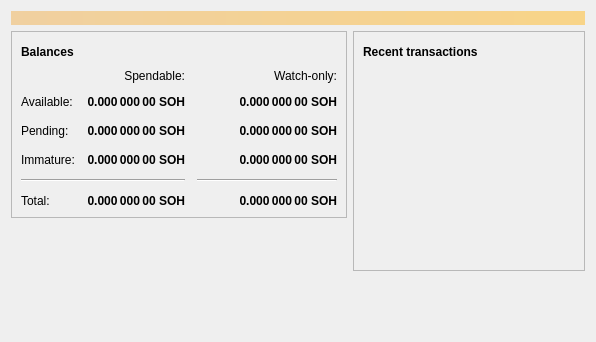
jeffowy/StohnCoinTest0.21, file src/qt/forms/overviewpage.ui: the form before one commit.
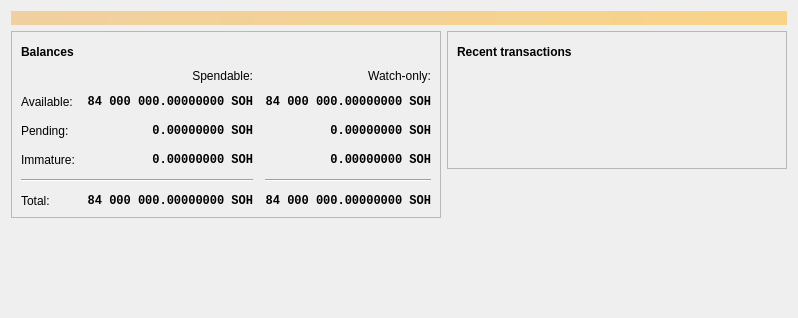
The form after the commit. Icons and pictures are not drawn. Custom widgets are drawn as their Qt base class.

Diff of the .ui file:
```diff
--- a/src/qt/forms/overviewpage.ui
+++ b/src/qt/forms/overviewpage.ui
@@ -6,8 +6,8 @@
    <rect>
     <x>0</x>
     <y>0</y>
-    <width>596</width>
-    <height>342</height>
+    <width>798</width>
+    <height>318</height>
    </rect>
   </property>
   <property name="windowTitle">
@@ -118,6 +118,7 @@
              <widget class="QLabel" name="labelWatchPending">
               <property name="font">
                <font>
+                <family>Monospace</family>
                 <weight>75</weight>
                 <bold>true</bold>
                </font>
@@ -129,7 +130,7 @@
                <string>Unconfirmed transactions to watch-only addresses</string>
               </property>
               <property name="text">
-               <string notr="true">0.000 000 00 SOH</string>
+               <string notr="true">0.00000000 SOH</string>
               </property>
               <property name="alignment">
                <set>Qt::AlignRight|Qt::AlignTrailing|Qt::AlignVCenter</set>
@@ -143,6 +144,7 @@
              <widget class="QLabel" name="labelUnconfirmed">
               <property name="font">
                <font>
+                <family>Monospace</family>
                 <weight>75</weight>
                 <bold>true</bold>
                </font>
@@ -154,7 +156,7 @@
                <string>Total of transactions that have yet to be confirmed, and do not yet count toward the spendable balance</string>
               </property>
               <property name="text">
-               <string notr="true">0.000 000 00 SOH</string>
+               <string notr="true">0.00000000 SOH</string>
               </property>
               <property name="alignment">
                <set>Qt::AlignRight|Qt::AlignTrailing|Qt::AlignVCenter</set>
@@ -168,6 +170,7 @@
              <widget class="QLabel" name="labelWatchImmature">
               <property name="font">
                <font>
+                <family>Monospace</family>
                 <weight>75</weight>
                 <bold>true</bold>
                </font>
@@ -179,7 +182,7 @@
                <string>Mined balance in watch-only addresses that has not yet matured</string>
               </property>
               <property name="text">
-               <string notr="true">0.000 000 00 SOH</string>
+               <string notr="true">0.00000000 SOH</string>
               </property>
               <property name="alignment">
                <set>Qt::AlignRight|Qt::AlignTrailing|Qt::AlignVCenter</set>
@@ -226,6 +229,7 @@
              <widget class="QLabel" name="labelImmature">
               <property name="font">
                <font>
+                <family>Monospace</family>
                 <weight>75</weight>
                 <bold>true</bold>
                </font>
@@ -237,7 +241,7 @@
                <string>Mined balance that has not yet matured</string>
               </property>
               <property name="text">
-               <string notr="true">0.000 000 00 SOH</string>
+               <string notr="true">0.00000000 SOH</string>
               </property>
               <property name="alignment">
                <set>Qt::AlignRight|Qt::AlignTrailing|Qt::AlignVCenter</set>
@@ -271,6 +275,7 @@
              <widget class="QLabel" name="labelTotal">
               <property name="font">
                <font>
+                <family>Monospace</family>
                 <weight>75</weight>
                 <bold>true</bold>
                </font>
@@ -282,7 +287,7 @@
                <string>Your current total balance</string>
               </property>
               <property name="text">
-               <string notr="true">0.000 000 00 SOH</string>
+               <string notr="true">84 000 000.00000000 SOH</string>
               </property>
               <property name="alignment">
                <set>Qt::AlignRight|Qt::AlignTrailing|Qt::AlignVCenter</set>
@@ -296,6 +301,7 @@
              <widget class="QLabel" name="labelWatchTotal">
               <property name="font">
                <font>
+                <family>Monospace</family>
                 <weight>75</weight>
                 <bold>true</bold>
                </font>
@@ -307,7 +313,7 @@
                <string>Current total balance in watch-only addresses</string>
               </property>
               <property name="text">
-               <string notr="true">0.000 000 00 SOH</string>
+               <string notr="true">84 000 000.00000000 SOH</string>
               </property>
               <property name="alignment">
                <set>Qt::AlignRight|Qt::AlignTrailing|Qt::AlignVCenter</set>
@@ -338,6 +344,7 @@
              <widget class="QLabel" name="labelBalance">
               <property name="font">
                <font>
+                <family>Monospace</family>
                 <weight>75</weight>
                 <bold>true</bold>
                </font>
@@ -349,7 +356,7 @@
                <string>Your current spendable balance</string>
               </property>
               <property name="text">
-               <string notr="true">0.000 000 00 SOH</string>
+               <string notr="true">84 000 000.00000000 SOH</string>
               </property>
               <property name="alignment">
                <set>Qt::AlignRight|Qt::AlignTrailing|Qt::AlignVCenter</set>
@@ -363,6 +370,7 @@
              <widget class="QLabel" name="labelWatchAvailable">
               <property name="font">
                <font>
+                <family>Monospace</family>
                 <weight>75</weight>
                 <bold>true</bold>
                </font>
@@ -374,7 +382,7 @@
                <string>Your current balance in watch-only addresses</string>
               </property>
               <property name="text">
-               <string notr="true">0.000 000 00 SOH</string>
+               <string notr="true">84 000 000.00000000 SOH</string>
               </property>
               <property name="alignment">
                <set>Qt::AlignRight|Qt::AlignTrailing|Qt::AlignVCenter</set>
@@ -509,6 +517,9 @@
             <property name="horizontalScrollBarPolicy">
              <enum>Qt::ScrollBarAlwaysOff</enum>
             </property>
+            <property name="sizeAdjustPolicy">
+             <enum>QAbstractScrollArea::AdjustToContents</enum>
+            </property>
             <property name="selectionMode">
              <enum>QAbstractItemView::NoSelection</enum>
             </property>
@@ -536,6 +547,13 @@
    </item>
   </layout>
  </widget>
+ <customwidgets>
+  <customwidget>
+   <class>TransactionOverviewWidget</class>
+   <extends>QListView</extends>
+   <header>qt/transactionoverviewwidget.h</header>
+  </customwidget>
+ </customwidgets>
  <resources/>
  <connections/>
 </ui>
```
Left out of the diff: 9 changed lines with no effect on the pictures.
